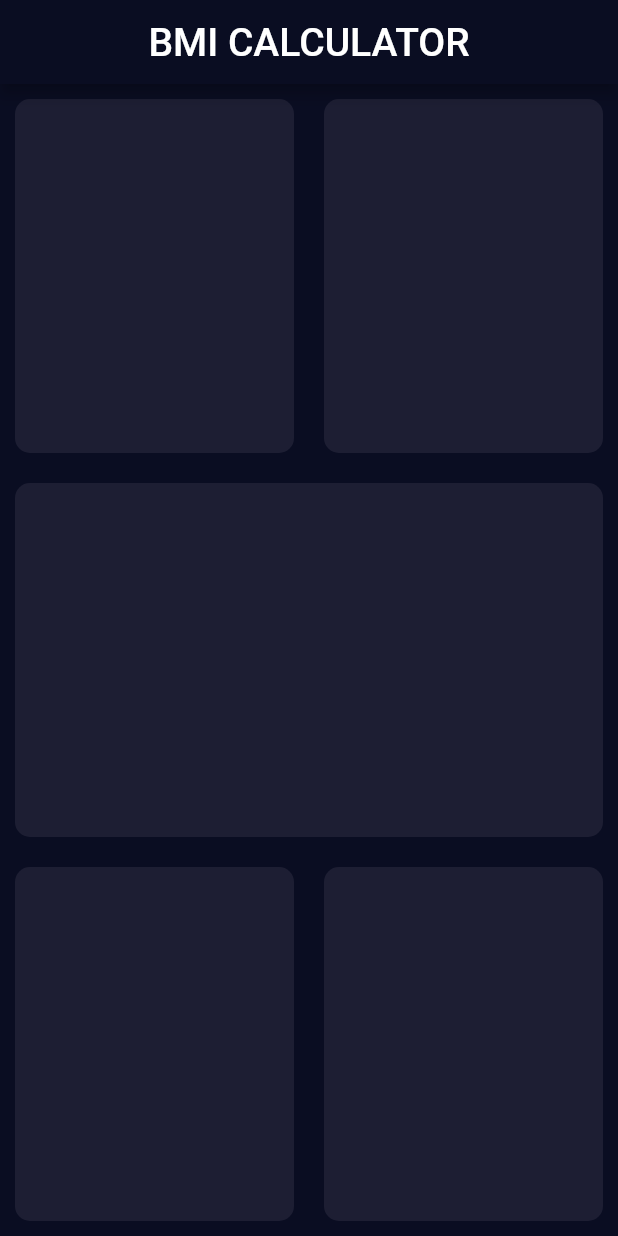
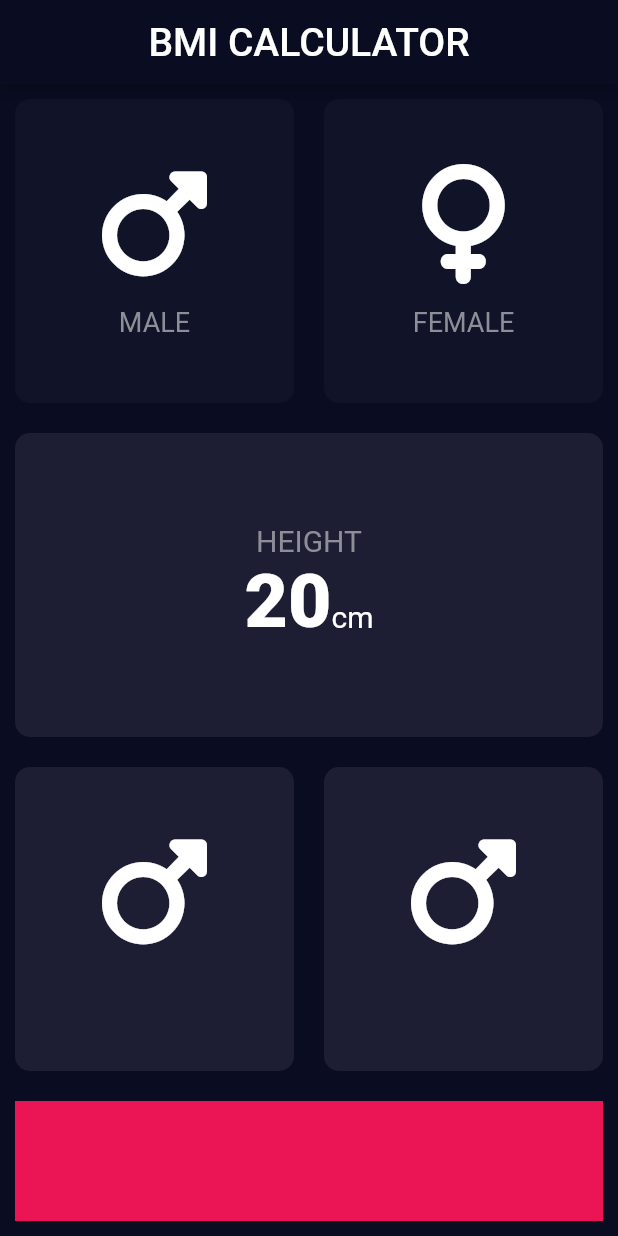
Before and after one commit to Harshgoel22/BMI_calculator, a Flutter app: the screen it shows after launch, on a phone screen of 412 x 824 dp. Run offline on Flutter 3.47's test engine with Material 2 defaults, Android fonts, the phone set to English and light mode, and no system bars; our stand-ins replace font_awesome_flutter.

Commit message:
commit-2

```diff
--- /dev/null
+++ b/lib/constants.dart
@@ -0,0 +1,18 @@
+
+import 'dart:ui';
+
+import 'package:flutter/material.dart';
+
+const activeCardColor = Color(0xFF1D1E33);
+const containerColor = Color(0xFFEB1555);
+const inactiveCardColor = Color(0xFF111328);
+
+final labelTextStyle = TextStyle(
+  fontSize: 18.0,
+  color: Color(0xFF8D8E98),
+);
+
+final textStyle = TextStyle(
+  fontSize: 50.0,
+  fontWeight: FontWeight.w900,
+);
--- a/lib/homePage.dart
+++ b/lib/homePage.dart
@@ -1,6 +1,12 @@
+
 import 'dart:ui';
+import 'package:font_awesome_flutter/font_awesome_flutter.dart';
+import 'package:flutter/material.dart';
+import 'reusableCard.dart';
+import 'iconContent.dart';
+import 'constants.dart';
 
-import 'package:flutter/material.dart';
+enum Gender{male,female,trans}
 
 class HomePage extends StatefulWidget {
   const HomePage({Key? key}) : super(key: key);
@@ -10,12 +16,16 @@ class HomePage extends StatefulWidget {
 }
 
 class _HomePageState extends State<HomePage> {
+
+  Gender selectedGender= Gender.trans;
+  int height = 20;
+
   @override
   Widget build(BuildContext context) {
     return Scaffold(
       appBar: AppBar(
-        backgroundColor: Color(0xFF0A0D22),
-        title: Center(
+        backgroundColor: const Color(0xFF0A0D22),
+        title: const Center(
           child: Text('BMI CALCULATOR',
             style: TextStyle(
               fontSize: 26.0,
@@ -25,51 +35,99 @@ class _HomePageState extends State<HomePage> {
         ),
       ),
       body: Column(
+        crossAxisAlignment: CrossAxisAlignment.stretch,
         children: [
           Expanded(child: Row(children: [
-            Expanded(child: Container(
-              margin: EdgeInsets.all(10.0),
-              decoration: BoxDecoration(
-                color: Color(0xFF1D1E33),
-                borderRadius: BorderRadius.circular(10.0),
+            Expanded(
+                child: GestureDetector(
+                  onTap: (){
+                    setState(() {
+                      selectedGender = Gender.male;
+                    });
+                  },
+                  child: ReusableCard(
+                      colour: selectedGender==Gender.male?activeCardColor:inactiveCardColor,
+                      cardChild: IconContent(
+                          fontIcon: FontAwesomeIcons.mars,
+                          gender:'MALE')
                   ),
                 )
             ),
-            Expanded(child: Container(
-              margin: EdgeInsets.all(10.0),
-              decoration: BoxDecoration(
-                color: Color(0xFF1D1E33),
-                borderRadius: BorderRadius.circular(10.0),
-              ),
-            )
-            )
-          ],)),
-          Expanded(child: Container(
-            margin: EdgeInsets.all(10.0),
-            decoration: BoxDecoration(
-              color: Color(0xFF1D1E33),
-              borderRadius: BorderRadius.circular(10.0),
+            Expanded(
+                child: GestureDetector(
+                  onTap: (){
+                    setState(() {
+                      selectedGender = Gender.female;
+                    });
+                  },
+                  child: ReusableCard(
+                     colour:selectedGender==Gender.female?activeCardColor:inactiveCardColor,
+                     cardChild: IconContent(
+                         fontIcon: FontAwesomeIcons.venus,
+                         gender: 'FEMALE')
                   ),
                 )
             ),
-          Expanded(child: Row(children: [
-            Expanded(child: Container(
-              margin: EdgeInsets.all(10.0),
-              decoration: BoxDecoration(
-                color: Color(0xFF1D1E33),
-                borderRadius: BorderRadius.circular(10.0)
+          ],)
           ),
+          Expanded(
+              child: ReusableCard(
+                  colour: activeCardColor,
+                  cardChild: Column(
+                    mainAxisAlignment: MainAxisAlignment.center,
+                    children: [
+                      Text('HEIGHT',
+                      style: TextStyle(
+                        fontSize: 20.0,
+                        color: Color(0xFF8D8E98),
+                        ),
+                      ),
+                      Row(
+                        mainAxisAlignment: MainAxisAlignment.center,
+                        crossAxisAlignment: CrossAxisAlignment.baseline,
+                        textBaseline: TextBaseline.alphabetic,
+                        children: [
+                          Text(height.toString(),
+                          style: textStyle
+                          ),
+                          Text('cm',
+                              style: TextStyle(
+                                fontSize: 20.0
+                              )
+                          )
+                        ],
+                      ),
+
+                    ],
+                  )
               )
           ),
-            Expanded(child: Container(
-              margin: EdgeInsets.all(10.0),
-              decoration: BoxDecoration(
-                color: Color(0xFF1D1E33),
-                borderRadius: BorderRadius.circular(10.0),
+          Expanded(
+              child: Row(children: [
+            Expanded(
+                child: ReusableCard(
+                    colour: activeCardColor,
+                    cardChild: IconContent(
+                      fontIcon: FontAwesomeIcons.mars,
+                      gender: '')
+                )
             ),
+            Expanded(
+                child: ReusableCard(
+                    colour: activeCardColor,
+                    cardChild: IconContent(
+                      fontIcon: FontAwesomeIcons.mars,
+                      gender: '')
                 )
-            )
-          ],))
+              ),
+            ],)
+          ),
+          Container(
+            color: containerColor,
+            height: 80.0,
+            width: double.infinity,
+            margin: const EdgeInsets.all(10.0),
+          ),
         ],
       ),
     );
--- /dev/null
+++ b/lib/iconContent.dart
@@ -0,0 +1,34 @@
+
+
+import 'package:flutter/material.dart';
+import 'constants.dart';
+
+class IconContent extends StatelessWidget {
+
+  IconContent({required this.fontIcon,required this.gender});
+
+  final IconData fontIcon;
+  final String gender;
+
+  @override
+  Widget build(BuildContext context) {
+    return Container(
+      child: Column(
+        mainAxisAlignment: MainAxisAlignment.center,
+        children: <Widget>[
+          Icon(
+            fontIcon,
+            size: 80.0,
+          ),
+          SizedBox(
+            height: 15.0,
+          ),
+          Text(
+            gender,
+            style: labelTextStyle,
+          ),
+        ],
+      ),
+    );
+  }
+}
--- /dev/null
+++ b/lib/reusableCard.dart
@@ -0,0 +1,21 @@
+
+import 'package:flutter/material.dart';
+
+class ReusableCard extends StatelessWidget {
+
+  ReusableCard({required this.colour,required this.cardChild});
+  final Color colour;
+  final Widget cardChild;
+
+  @override
+  Widget build(BuildContext context) {
+    return Container(
+      child: cardChild,
+      margin: const EdgeInsets.all(10.0),
+      decoration: BoxDecoration(
+        color: colour,
+        borderRadius: BorderRadius.circular(10.0),
+      ),
+    );
+  }
+}
--- a/pubspec.yaml
+++ b/pubspec.yaml
@@ -34,6 +34,8 @@ dependencies:
   # The following adds the Cupertino Icons font to your application.
   # Use with the CupertinoIcons class for iOS style icons.
   cupertino_icons: ^1.0.2
+  font_awesome_flutter: ^10.1.0
+
 
 dev_dependencies:
   flutter_test:
```
Also changed, not shown: pubspec.lock. Lines whose indentation alone changed are shown as unchanged.
